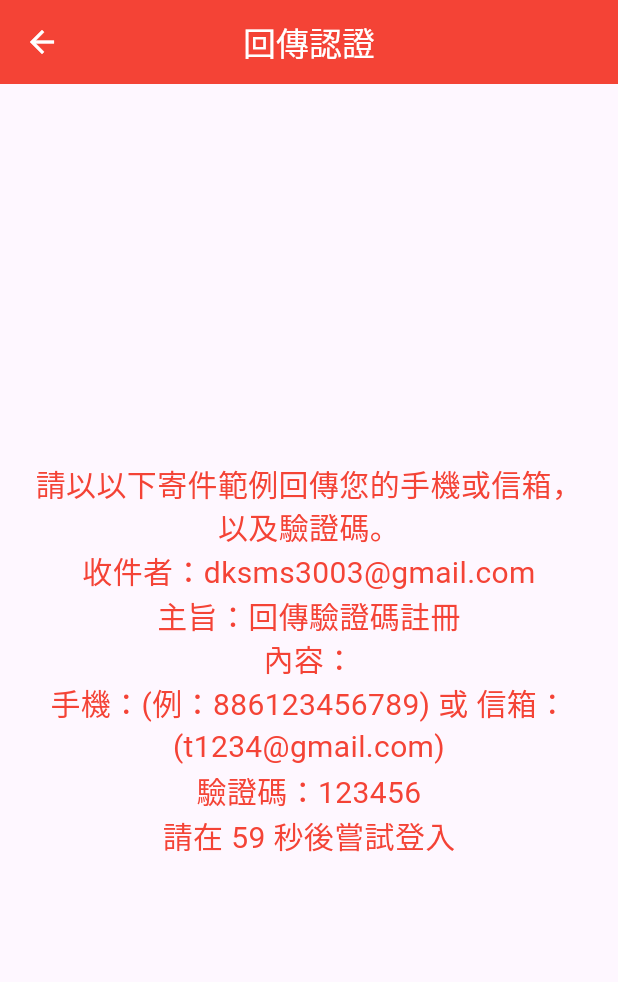
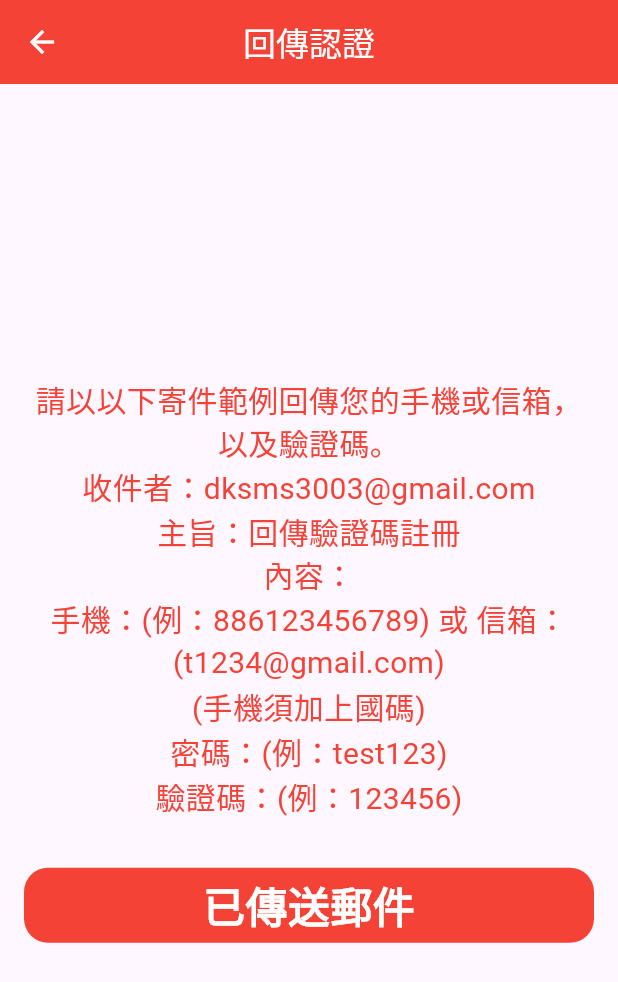
Before and after one commit to YenHsinWu/RCSS, a Flutter app: the VerificationPage screen opened directly with empty values, after a tap on "無法成功認證？", on a phone screen of 412 x 824 dp. Shown: the top 982 px of the screen. Run offline on Flutter 3.47's test engine with Material 3 defaults, Android fonts, the phone set to English and light mode, and no system bars; our stand-ins replace cloud_firestore, firebase_auth, firebase_core, intl_phone_field, webview_flutter; accounts and stored records are empty; network calls fail.

Commit message:
Modify behavior of return email verification.

```diff
--- a/RCSS_Fronted/lib/auth_implemetation/auth_service.dart
+++ b/RCSS_Fronted/lib/auth_implemetation/auth_service.dart
@@ -43,8 +43,7 @@ class AuthService {
 
     Map<String, dynamic> responseBody = json.decode(response.body);
     if (response.statusCode == 200) {
-      print(responseBody['message']);
-      return responseBody['message'];
+      return responseBody;
     } else {
       throw Exception('${response.statusCode}');
     }
--- a/RCSS_Fronted/lib/pages/return_verify_page.dart
+++ b/RCSS_Fronted/lib/pages/return_verify_page.dart
@@ -1,8 +1,12 @@
-import 'package:bao_register/components/count_down_timer.dart';
+import 'package:bao_register/auth_implemetation/auth_service.dart';
+import 'package:bao_register/pages/login_page.dart';
 import 'package:flutter/material.dart';
 
 class ReturnVerifyPage extends StatelessWidget {
-  const ReturnVerifyPage({super.key});
+  final String email;
+  final AuthService _authService = AuthService();
+
+  ReturnVerifyPage({super.key, required this.email});
 
   @override
   Widget build(BuildContext context) {
@@ -51,7 +55,7 @@ class ReturnVerifyPage extends StatelessWidget {
               ),
             ),
             Text(
-              '手機：(例：886123456789) 或 信箱：(t1234@gmail.com)',
+              '手機：(例：886123456789) 或 信箱：(t1234@gmail.com)\n(手機須加上國碼)',
               textAlign: TextAlign.center,
               style: TextStyle(
                 color: Colors.red,
@@ -59,17 +63,54 @@ class ReturnVerifyPage extends StatelessWidget {
               ),
             ),
             Text(
-              '驗證碼：123456',
+              '密碼：(例：test123)',
               textAlign: TextAlign.center,
               style: TextStyle(
                 color: Colors.red,
                 fontSize: 20,
               ),
             ),
-            CountDownTimer(),
+            Text(
+              '驗證碼：(例：123456)',
+              textAlign: TextAlign.center,
+              style: TextStyle(
+                color: Colors.red,
+                fontSize: 20,
+              ),
+            ),
+            SizedBox(height: 32),
+            GestureDetector(
+              onTap: () => _login(context),
+              child: Container(
+                width: double.infinity,
+                height: 50,
+                decoration: BoxDecoration(
+                  color: Colors.red,
+                  borderRadius: BorderRadius.circular(16),
+                ),
+                child: Center(
+                  child: Text(
+                    "已傳送郵件",
+                    style: TextStyle(
+                        color: Colors.white,
+                        fontSize: 28,
+                        fontWeight: FontWeight.bold),
+                  ),
+                ),
+              ),
+            ),
           ],
         ),
       ),
     );
   }
+
+  void _login(BuildContext context) {
+    Navigator.push(
+      context,
+      MaterialPageRoute(
+        builder: (context) => LoginPage(),
+      ),
+    );
+  }
 }
--- a/RCSS_Fronted/lib/pages/verification_page.dart
+++ b/RCSS_Fronted/lib/pages/verification_page.dart
@@ -67,7 +67,7 @@ class VerificationPage extends StatelessWidget {
             ),
             SizedBox(height: 32),
             GestureDetector(
-              onTap: () => _returnVerify(context),
+              onTap: () => _returnVerify(context, email),
               child: Container(
                 width: double.infinity,
                 height: 50,
@@ -120,11 +120,13 @@ class VerificationPage extends StatelessWidget {
     );
   }
 
-  void _returnVerify(BuildContext context) {
+  void _returnVerify(BuildContext context, String email) {
     Navigator.push(
       context,
       MaterialPageRoute(
-        builder: (context) => ReturnVerifyPage(),
+        builder: (context) => ReturnVerifyPage(
+          email: email,
+        ),
       ),
     );
   }
```
Also changed, not shown: RCSS_Fronted/lib/pages/phone_verification_page.dart (+1 -28 lines).
